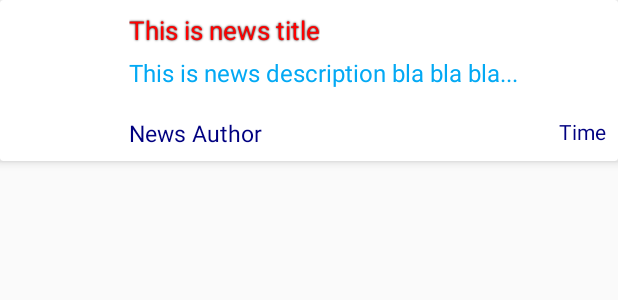
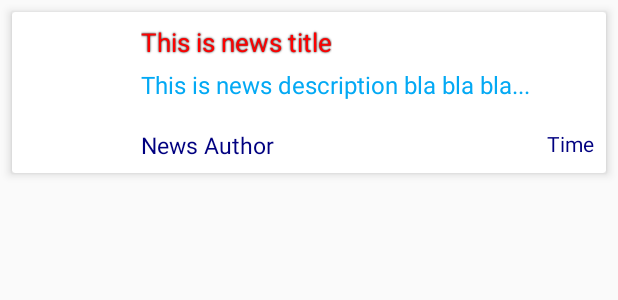
Before and after one commit to harrycode007/BBCNewsApp, an Android app: the layout list_row.xml on its own in the app's theme, with its tools: preview values and no code run, on a phone screen of 412 x 824 dp. Shown: the top 300 px of the screen. Run offline under Robolectric (Android 15) with nearby library versions, the phone set to English and light mode, and no system bars.

Commit message:
added margin to list item

```diff
--- a/app/src/main/res/layout/list_row.xml
+++ b/app/src/main/res/layout/list_row.xml
@@ -7,6 +7,7 @@
     xmlns:android="http://schemas.android.com/apk/res/android">
     <android.support.v7.widget.CardView
         android:layout_width="match_parent"
+        android:layout_margin="8dp"
         android:layout_gravity="center"
         app:cardElevation="4dp"
         android:layout_height="wrap_content">
```
